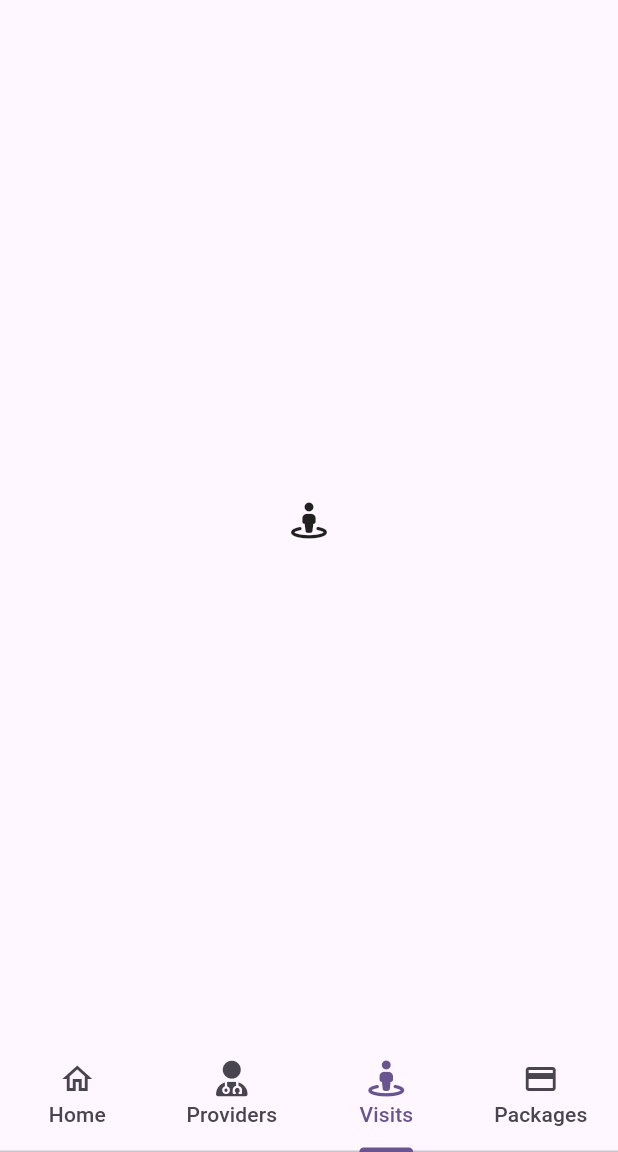
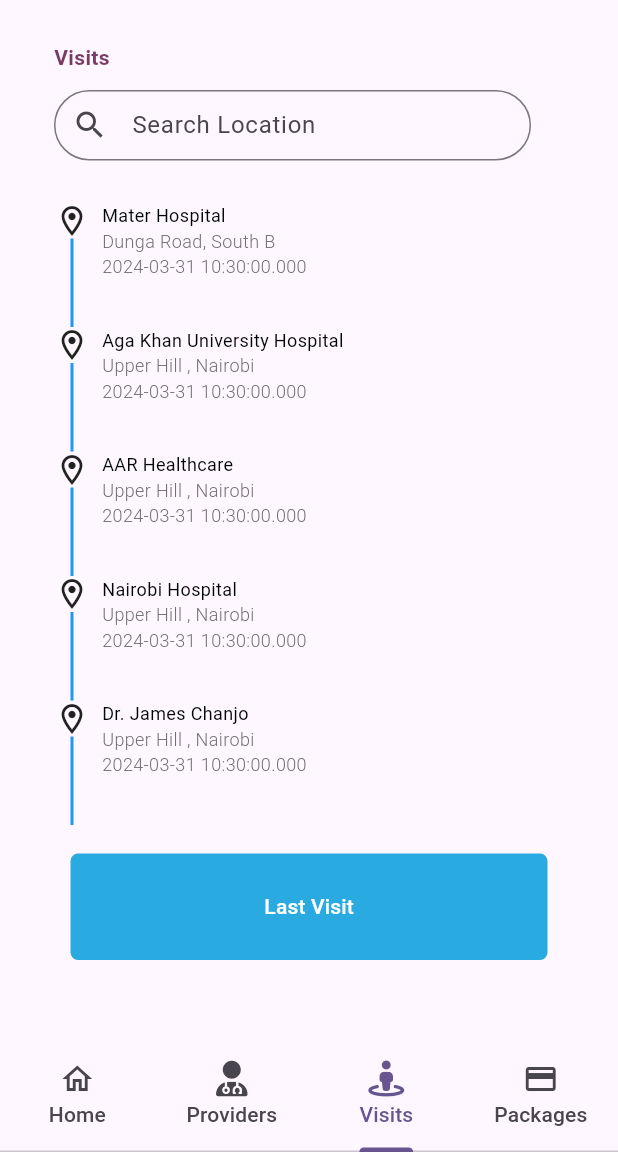
Before and after one commit to ogomaemmanuel/panacare, a Flutter app: the HomePage screen opened directly, item 3 of the bottom bar chosen, on a phone screen of 412 x 824 dp, the part 84-1236 px from its top. Run offline on Flutter 3.47's test engine with Material 3 defaults, Android fonts, the phone set to English and light mode, and no system bars; our stand-ins replace font_awesome_flutter, google_fonts, pinput; Roboto replaces fonts that are missing (Poppins).

Commit message:
added providers tabview

```diff
--- a/lib/home/home_page.dart
+++ b/lib/home/home_page.dart
@@ -1,13 +1,13 @@
-import 'dart:ui';
-
-import 'package:flutter/cupertino.dart';
 import 'package:flutter/material.dart';
-import 'package:flutter/widgets.dart';
 import 'package:font_awesome_flutter/font_awesome_flutter.dart';
+import 'package:panacare/home/doctors_search_tabview.dart';
 import 'package:panacare/home/packages_tabview.dart';
 import 'package:panacare/home/patient_home_tabview.dart';
+import 'package:panacare/home/visits_tabview.dart';
 
 class HomePage extends StatefulWidget {
+  const HomePage({super.key});
+
   @override
   State<StatefulWidget> createState() {
     return _HomePageState();
@@ -20,10 +20,9 @@
     return DefaultTabController(
       length: 4,
       child: Scaffold(
-        resizeToAvoidBottomInset : false,
+        resizeToAvoidBottomInset: false,
         appBar: AppBar(
             elevation: 5,
-
             automaticallyImplyLeading: false,
             // leadingWidth: 0,
             title: const Row(
@@ -35,9 +34,11 @@
                     Row(
                       children: [
                         Image(
+
                           image:
                               AssetImage("assets/home/login_user_profile.png"),
                           height: 36.0,
+
                         ),
                         Padding(
                           padding: EdgeInsets.only(left: 4),
@@ -84,14 +85,17 @@
                 // Image(image: AssetImage("assets/Panacare-High-res.png"),height: 36.0),
               ],
             )),
-        body: TabBarView(
+        body: const TabBarView(
           children: [
             PatientHomeTabBarView(),
-            Icon(FontAwesomeIcons.userDoctor),
-            Icon(FontAwesomeIcons.streetView),
+            DoctorsSearchPage(),
+            VisitsPage(),
             PackagesTabview()
           ],
         ),
+
+        //ToDo wrap in NavigationBar instead of TabBar for more control as in
+        //https://api.flutter.dev/flutter/material/NavigationBar-class.html
         bottomNavigationBar: const TabBar(
           tabs: <Widget>[
             Tab(
--- /dev/null
+++ b/lib/home/visit_tile.dart
@@ -0,0 +1,73 @@
+import 'dart:ui';
+
+import 'package:flutter/cupertino.dart';
+import 'package:flutter/material.dart';
+import 'package:flutter/widgets.dart';
+
+class VisitTile extends StatelessWidget {
+  Visit visit;
+
+  VisitTile({super.key, required this.visit});
+
+  @override
+  Widget build(BuildContext context) {
+    return IntrinsicHeight(
+      child: Row(
+        children: [
+          Column(
+            mainAxisAlignment: MainAxisAlignment.start,
+            children: [
+              Icon(Icons.location_on_outlined),
+              Flexible(
+                child: Container(
+                  color: Colors.blue,
+                  width: 2,
+                ),
+              ),
+            ],
+          ),
+          Expanded(
+              child: Padding(
+                padding: const EdgeInsets.only(left: 8.0, bottom: 32),
+                child: Column(
+                            mainAxisAlignment: MainAxisAlignment.start,
+                            crossAxisAlignment: CrossAxisAlignment.start,
+                            children: [
+                Text(
+                  visit.hospitalName,
+                  style: const TextStyle(
+                      color: Color.fromRGBO(0, 3, 6, 1),
+                      fontSize: 12,
+                      fontWeight: FontWeight.normal),
+                ),
+                Text(
+                  visit.address,
+                  style: const TextStyle(
+                      fontWeight: FontWeight.w300,
+                      fontSize: 12,
+                      color: Color.fromRGBO(112, 112, 112, 1)),
+                ),
+                Text(visit.visitDate.toLocal().toString(),
+                    style: const TextStyle(
+                        fontWeight: FontWeight.w300,
+                        fontSize: 12,
+                        color: Color.fromRGBO(112, 112, 112, 1))),
+                            ],
+                          ),
+              )),
+        ],
+      ),
+    );
+  }
+}
+
+class Visit {
+  DateTime visitDate;
+  String address;
+  String hospitalName;
+
+  Visit(
+      {required this.visitDate,
+      required this.address,
+      required this.hospitalName});
+}
--- /dev/null
+++ b/lib/home/visits_tabview.dart
@@ -0,0 +1,94 @@
+import 'package:flutter/material.dart';
+import 'package:panacare/home/visit_tile.dart';
+class VisitsPage extends StatefulWidget {
+  const VisitsPage({super.key});
+
+  @override
+  State<StatefulWidget> createState() {
+    return _VisitsPageState();
+  }
+}
+
+class _VisitsPageState extends State<VisitsPage> {
+  List<Visit> visits = [
+    Visit(
+        visitDate: DateTime.now(),
+        address: "Dunga Road, South B",
+        hospitalName: "Mater Hospital"),
+    Visit(
+        visitDate: DateTime.now(),
+        address: "Upper Hill , Nairobi",
+        hospitalName: "Aga Khan University Hospital"),
+    Visit(
+        visitDate: DateTime.now(),
+        address: "Upper Hill , Nairobi",
+        hospitalName: "AAR Healthcare"),
+    Visit(
+        visitDate: DateTime.now(),
+        address: "Upper Hill , Nairobi",
+        hospitalName: "Nairobi Hospital"),
+    Visit(
+        visitDate: DateTime.now(),
+        address: "Upper Hill , Nairobi",
+        hospitalName: "Dr. James Chanjo")
+  ];
+
+  @override
+  Widget build(BuildContext context) {
+    return Scaffold(
+        body: Padding(
+            padding: const EdgeInsets.only(left: 36.0, top: 28, right: 36.0),
+            child: SingleChildScrollView(
+              child: Column(
+                children: [
+                  const Row(
+                    children: [
+                      Text(
+                        "Visits",
+                        style: TextStyle(
+                            fontWeight: FontWeight.w600,
+                            color: Color.fromRGBO(120, 59, 99, 1)),
+                      )
+                    ],
+                  ),
+                  const Padding(
+                    padding: EdgeInsets.only(bottom:28.0, top: 12),
+                    child: Row(
+                      children: [
+                        Flexible(
+                          child: TextField(
+                            decoration: InputDecoration(
+                              constraints: BoxConstraints(maxHeight:47,maxWidth: 318),
+                                labelText: "Search Location",
+                                border: OutlineInputBorder(
+                                    borderRadius: BorderRadius.all(Radius.circular(49.0)),
+
+                                ),
+                                prefixIcon: Icon(Icons.search)),
+                          ),
+                        )
+                      ],
+                    ),
+                  ),
+                  Column(
+                    children:
+                        visits.map((visit) => VisitTile(visit: visit)).toList(),
+                  ),
+                  Padding(
+                    padding: const EdgeInsets.only(top: 19.0),
+                    child: TextButton(
+                        onPressed: () => {},
+                        style: TextButton.styleFrom(
+                            shape: RoundedRectangleBorder(
+                              borderRadius: BorderRadius.circular(5),
+                            ),
+                            backgroundColor: const Color.fromRGBO(41, 170, 225, 1),
+                            foregroundColor: Colors.white,
+                            minimumSize: const Size(318, 71)),
+                        child: const Text("Last Visit")),
+                  )
+                ],
+              ),
+            )));
+  }
+}
--- a/lib/main.dart
+++ b/lib/main.dart
@@ -36,7 +36,8 @@
         // tested with just a hot reload.
         colorScheme: ColorScheme.fromSeed(seedColor: Colors.deepPurple),
         useMaterial3: true,
-        fontFamily: 'Poppins'
+        // cardColor: Colors.green
+        // textTheme: GoogleFonts.poppinsTextTheme(),
       ),
       home: const MyHomePage(title: "Panacare"),
     );
```
Also changed, not shown: lib/home/doctors_search_tabview.dart (added, +67 -0 lines), lib/home/package_card.dart (+8 -7 lines), lib/home/packages_tabview.dart (+5 -3 lines), lib/home/patient_home_tabview.dart (+22 -20 lines).
